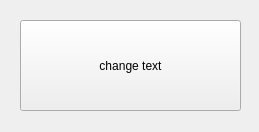
First picture: the form in selectmap.ui, repository ehsan-esf0/Qt-Game, before the edit.
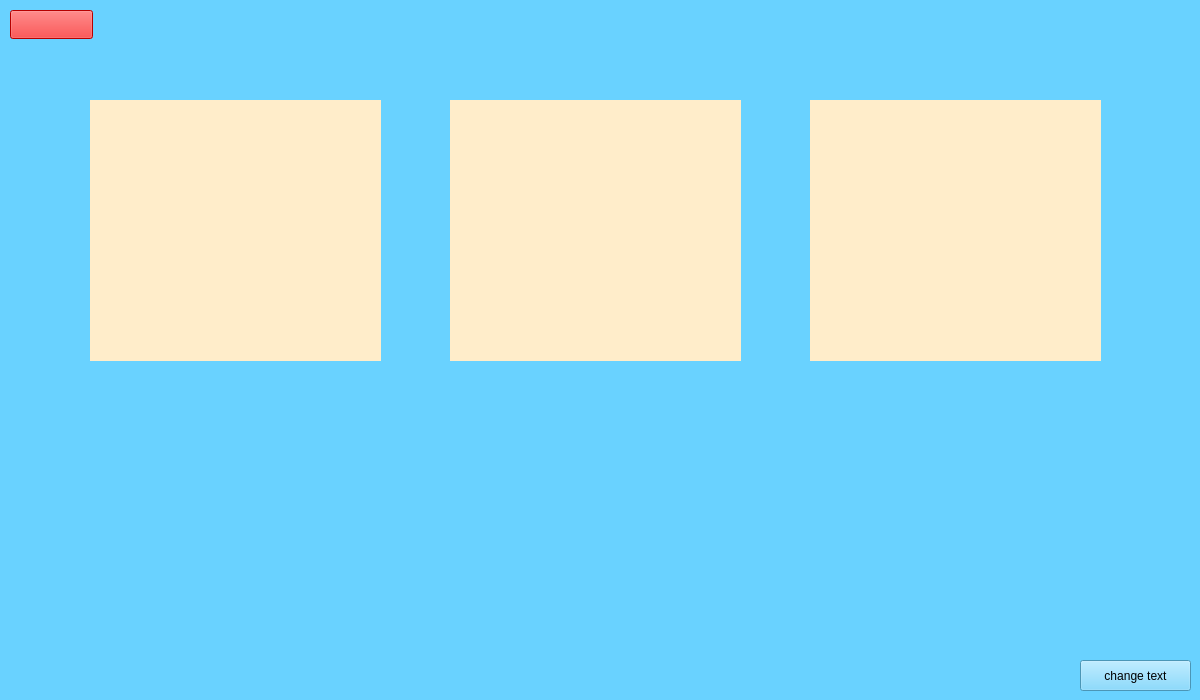
Second picture: the form after the edit.

Patch:
```diff
--- a/selectmap.ui
+++ b/selectmap.ui
@@ -6,26 +6,111 @@
    <rect>
     <x>0</x>
     <y>0</y>
-    <width>259</width>
-    <height>132</height>
+    <width>1200</width>
+    <height>700</height>
    </rect>
   </property>
+  <property name="maximumSize">
+   <size>
+    <width>1200</width>
+    <height>700</height>
+   </size>
+  </property>
+  <property name="sizeIncrement">
+   <size>
+    <width>1200</width>
+    <height>700</height>
+   </size>
+  </property>
   <property name="windowTitle">
    <string>Form</string>
   </property>
+  <property name="styleSheet">
+   <string notr="true">background-color : rgb(105, 210, 255);</string>
+  </property>
   <widget class="QPushButton" name="pushButton_2">
    <property name="geometry">
     <rect>
-     <x>20</x>
-     <y>20</y>
-     <width>221</width>
-     <height>91</height>
+     <x>1080</x>
+     <y>660</y>
+     <width>111</width>
+     <height>31</height>
     </rect>
    </property>
+   <property name="maximumSize">
+    <size>
+     <width>1200</width>
+     <height>700</height>
+    </size>
+   </property>
    <property name="text">
     <string>change text</string>
    </property>
   </widget>
+  <widget class="QLabel" name="label">
+   <property name="geometry">
+    <rect>
+     <x>90</x>
+     <y>100</y>
+     <width>291</width>
+     <height>261</height>
+    </rect>
+   </property>
+   <property name="styleSheet">
+    <string notr="true">background-color : rgb(255, 237, 202);</string>
+   </property>
+   <property name="text">
+    <string/>
+   </property>
+  </widget>
+  <widget class="QLabel" name="label_2">
+   <property name="geometry">
+    <rect>
+     <x>450</x>
+     <y>100</y>
+     <width>291</width>
+     <height>261</height>
+    </rect>
+   </property>
+   <property name="styleSheet">
+    <string notr="true">background-color : rgb(255, 237, 202);</string>
+   </property>
+   <property name="text">
+    <string/>
+   </property>
+  </widget>
+  <widget class="QLabel" name="label_3">
+   <property name="geometry">
+    <rect>
+     <x>810</x>
+     <y>100</y>
+     <width>291</width>
+     <height>261</height>
+    </rect>
+   </property>
+   <property name="styleSheet">
+    <string notr="true">background-color : rgb(255, 237, 202);</string>
+   </property>
+   <property name="text">
+    <string/>
+   </property>
+  </widget>
+  <widget class="QPushButton" name="pushButton">
+   <property name="geometry">
+    <rect>
+     <x>10</x>
+     <y>10</y>
+     <width>83</width>
+     <height>29</height>
+    </rect>
+   </property>
+   <property name="styleSheet">
+    <string notr="true">background-color:rgb(255, 0, 0);</string>
+   </property>
+   <property name="text">
+    <string/>
+   </property>
+  </widget>
  </widget>
  <resources/>
  <connections/>
```
